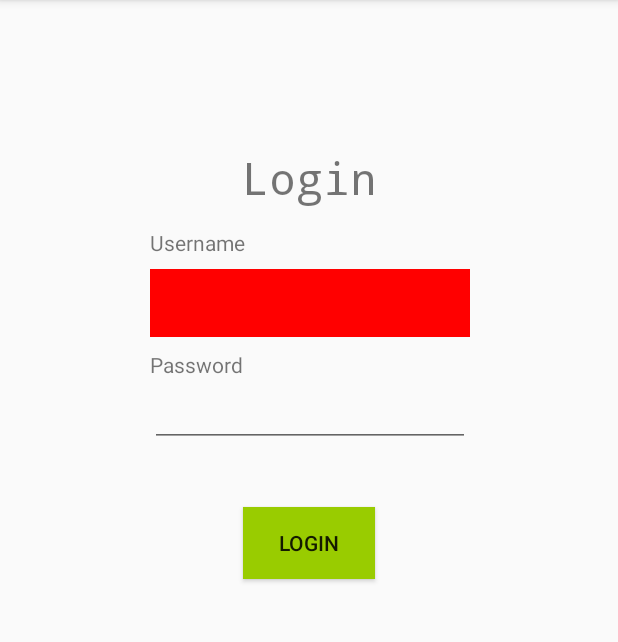
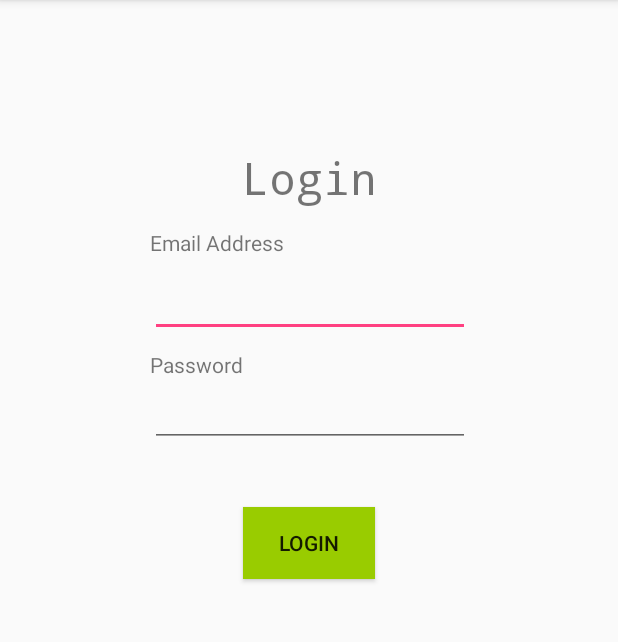
Before and after one commit to sscheele/shelter-helper, an Android app: the LoginActivity screen opened directly, with no data from a screen before it, after a tap on "LOGIN", on a phone screen of 412 x 824 dp, the part 84-726 px from its top. Run offline under Robolectric (Android 15) with nearby library versions, the phone set to English and light mode, and no system bars; our stand-ins replace Firebase (no records; nobody signed in at launch, a user with empty details on screens opened directly).

Commit message:
Implemented Firebase authentication
User now needs to verify their email before they can sign in, password has to be atleast 6 characters, minor bug fixes

```diff
--- a/app/build.gradle
+++ b/app/build.gradle
@@ -29,6 +29,7 @@
     androidTestImplementation 'com.android.support.test.espresso:espresso-core:3.0.1'
     compile 'com.google.firebase:firebase-core:12.0.1'
     compile 'com.google.firebase:firebase-database:12.0.1'
+    compile 'com.google.firebase:firebase-auth:12.0.1'
 }
 
 
--- a/app/src/main/java/com/a2340/shelterhelper/LoginActivity.java
+++ b/app/src/main/java/com/a2340/shelterhelper/LoginActivity.java
@@ -3,34 +3,75 @@
 import android.app.Activity;
 import android.content.Intent;
 //import android.graphics.Color;
+import android.support.annotation.NonNull;
 import android.support.v7.app.AppCompatActivity;
 import android.os.Bundle;
+import android.util.Log;
 import android.view.View;
 import android.widget.Button;
 import android.widget.EditText;
+import android.widget.Toast;
+
+import com.google.android.gms.tasks.OnCompleteListener;
+import com.google.android.gms.tasks.Task;
+import com.google.firebase.auth.AuthResult;
+import com.google.firebase.auth.FirebaseAuth;
+import com.google.firebase.auth.FirebaseUser;
 
 @SuppressWarnings("ALL")
-public class LoginActivity extends AppCompatActivity {
+public class LoginActivity extends AppCompatActivity implements View.OnClickListener {
+    private FirebaseAuth mAuth;
+    final Activity currActivity = this;
+    private static final String TAG = "LoginActivity";
 
     @Override
-    protected void onCreate(Bundle savedInstanceState) {
+    public void onCreate(Bundle savedInstanceState) {
         super.onCreate(savedInstanceState);
         setContentView(R.layout.activity_login);
-        Button loginBtn = (Button) findViewById(R.id.btn_login);
-        final Activity currActivity = this;
+        Button loginBtn = findViewById(R.id.btn_login);
+        loginBtn.setOnClickListener(this);
+        //EditText userBox = (EditText) findViewById(R.id.tb_username);
+
+        mAuth = FirebaseAuth.getInstance();
+
+
         LocalUsers.readInUsers(this);
-        loginBtn.setOnClickListener(new Button.OnClickListener() {
+    }
+
     @Override
     public void onClick(View v) {
-                EditText userBox = (EditText) findViewById(R.id.tb_username);
+        EditText userBox = findViewById(R.id.tb_username);
         String username = userBox.getText().toString();
-                EditText passBox = (EditText) findViewById(R.id.tb_password);
+        EditText passBox = findViewById(R.id.tb_password);
         String password = passBox.getText().toString();
-                if (!LocalUsers.tryLogin(username, password, userBox, passBox)) {
+
+        /*if (!LocalUsers.tryLogin(username, password, userBox, passBox)) {
             return;
-                }
+        }*/
+
+        mAuth.signInWithEmailAndPassword(username, password)
+                .addOnCompleteListener(this, new OnCompleteListener<AuthResult>() {
+                    @Override
+                    public void onComplete(@NonNull Task<AuthResult> task) {
+                        if (task.isSuccessful()) {
+                            // Sign in success, update UI with the signed-in user's information
+                            Log.d(TAG, "signInWithEmail:success");
+                            FirebaseUser user = mAuth.getCurrentUser();
+                            if (user.isEmailVerified()) {
                                 Intent i = new Intent(currActivity, MainActivity.class);
                                 startActivity(i);
+                            } else {
+                                Toast.makeText(LoginActivity.this, "Please verify email first",
+                                        Toast.LENGTH_SHORT).show();
+                            }
+                            //updateUI(user);
+                        } else {
+                            // If sign in fails, display a message to the user.
+                            Log.w(TAG, "signInWithEmail:failure", task.getException());
+                            Toast.makeText(LoginActivity.this, "Authentication failed.",
+                                    Toast.LENGTH_SHORT).show();
+                            //updateUI(null);
+                        }
                     }
                 });
     }
--- a/app/src/main/res/layout/activity_login.xml
+++ b/app/src/main/res/layout/activity_login.xml
@@ -39,7 +39,7 @@
         android:layout_width="wrap_content"
         android:layout_height="wrap_content"
         android:layout_marginTop="13dp"
-        android:text="Username"
+        android:text="Email Address"
         app:layout_constraintStart_toStartOf="@+id/tb_username"
         app:layout_constraintTop_toBottomOf="@+id/textView"
         tools:ignore="HardcodedText" />
--- a/app/src/main/res/layout/activity_register.xml
+++ b/app/src/main/res/layout/activity_register.xml
@@ -56,7 +56,7 @@
         android:id="@+id/textView6"
         android:layout_width="wrap_content"
         android:layout_height="wrap_content"
-        android:text="Password"
+        android:text="Password (Min 6 characters)"
         app:layout_constraintBottom_toTopOf="@+id/register_tb_password"
         app:layout_constraintStart_toStartOf="@+id/register_tb_password"
         tools:ignore="HardcodedText" />
@@ -66,7 +66,7 @@
         android:layout_width="wrap_content"
         android:layout_height="wrap_content"
         android:layout_marginTop="13dp"
-        android:text="Username"
+        android:text="Email Address"
         app:layout_constraintStart_toStartOf="@+id/register_tb_username"
         app:layout_constraintTop_toBottomOf="@+id/register_tb_name"
         tools:ignore="HardcodedText" />
```
Also changed, not shown: app/src/main/java/com/a2340/shelterhelper/MainActivity.java (+4 -3 lines), app/src/main/java/com/a2340/shelterhelper/RegisterActivity.java (+81 -12 lines). Lines whose indentation alone changed are shown as unchanged.
